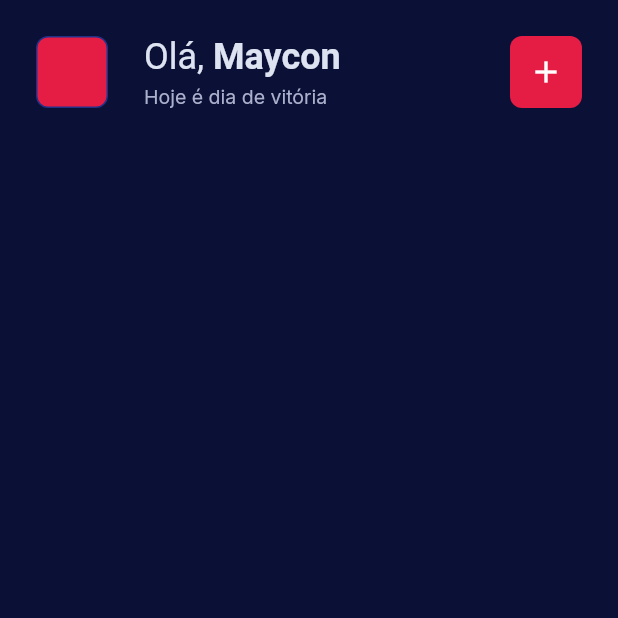
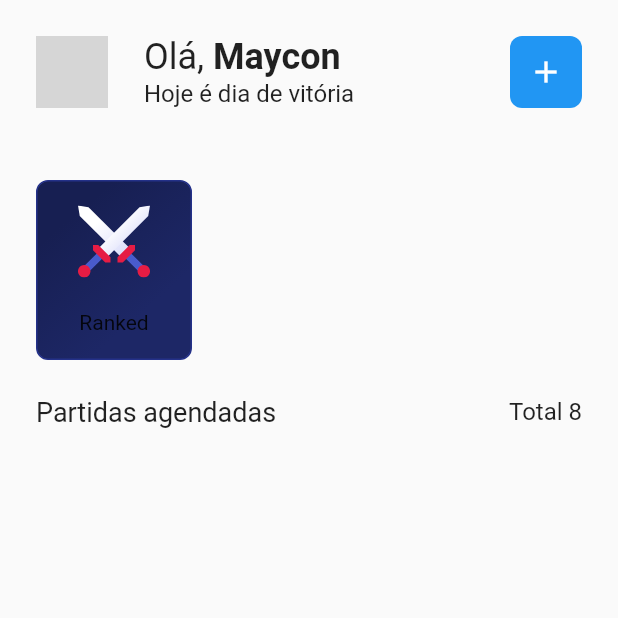
Before and after one commit to mayconsgs/game_play, a Flutter app: the screen it shows after launch, on a phone screen of 412 x 824 dp, the top half of it. Run offline on Flutter 3.47's test engine with Material 2 defaults, Android fonts, the light colour scheme and no system bars; our stand-ins replace flutter_svg, google_fonts; network calls fail; grey boxes are pictures that could not be loaded.

Commit message:
Antes de inserir OAuth2

```diff
--- /dev/null
+++ b/lib/core/appImages.dart
@@ -0,0 +1,11 @@
+class AppImages {
+  static String controleSvg = 'assets/svgs/controle.svg';
+  static String discordSvg = 'assets/svgs/discord.svg';
+  static String diversaoSvg = 'assets/svgs/diversao.svg';
+  static String espadasSvg = 'assets/svgs/espadas.svg';
+  static String logoSvg = 'assets/svgs/logo.svg';
+  static String rankingSvg = 'assets/svgs/ranking.svg';
+  static String backLeeSinSvg = 'assets/svgs/back_lee_sin.svg';
+
+  static String leeSinPng = 'assets/images/lee_sin.png';
+}
--- a/lib/main.dart
+++ b/lib/main.dart
@@ -31,6 +31,10 @@ class MyApp extends StatelessWidget {
           bodyText1: GoogleFonts.inter(
             color: Color.fromARGB(255, 221, 227, 240),
           ),
+          bodyText2: TextStyle(
+            fontWeight: FontWeight.bold,
+            color: Color.fromARGB(255, 221, 227, 240),
+          ),
         ),
         elevatedButtonTheme: ElevatedButtonThemeData(
           style: ElevatedButton.styleFrom(
@@ -44,7 +48,6 @@ class MyApp extends StatelessWidget {
           ),
         ),
       ),
-      themeMode: ThemeMode.dark,
       home: HomeScreen(),
     );
   }
--- a/lib/screens/homeScreen.dart
+++ b/lib/screens/homeScreen.dart
@@ -1,5 +1,7 @@
 import 'package:flutter/material.dart';
+import 'package:game_play/core/appImages.dart';
 import 'package:game_play/widgets/appBarWidget.dart';
+import 'package:game_play/widgets/categoryCardWidget.dart';
 
 class HomeScreen extends StatelessWidget {
   const HomeScreen({Key? key}) : super(key: key);
@@ -10,6 +12,41 @@ class HomeScreen extends StatelessWidget {
       appBar: AppBarWidget(
         context,
       ),
+      body: ListView(
+        padding: const EdgeInsets.all(24),
+        physics: BouncingScrollPhysics(),
+        children: [
+          SizedBox(
+            height: 120,
+            child: ListView(
+              scrollDirection: Axis.horizontal,
+              physics: BouncingScrollPhysics(),
+              children: [
+                CategoryCardWidget(
+                  iconPath: AppImages.espadasSvg,
+                  text: 'Ranked',
+                ),
+                const SizedBox(width: 24),
+              ],
+            ),
+          ),
+          const SizedBox(height: 24),
+          Row(
+            mainAxisAlignment: MainAxisAlignment.spaceBetween,
+            crossAxisAlignment: CrossAxisAlignment.center,
+            children: [
+              Text(
+                'Partidas agendadas',
+                style: TextStyle(fontSize: 18),
+              ),
+              Text(
+                'Total ${8}',
+                style: Theme.of(context).textTheme.subtitle1,
+              )
+            ],
+          )
+        ],
+      ),
     );
   }
 }
--- a/lib/screens/signInScreen.dart
+++ b/lib/screens/signInScreen.dart
@@ -3,6 +3,7 @@ import 'dart:ui';
 import 'package:flutter/cupertino.dart';
 import 'package:flutter/material.dart';
 import 'package:flutter_svg/svg.dart';
+import 'package:game_play/core/appImages.dart';
 
 class SignInScreen extends StatelessWidget {
   const SignInScreen({Key? key}) : super(key: key);
@@ -20,7 +21,7 @@ class SignInScreen extends StatelessWidget {
               AspectRatio(
                 aspectRatio: 1,
                 child: SvgPicture.asset(
-                  'assets/svgs/back_lee_sin.svg',
+                  AppImages.backLeeSinSvg,
                   color: Color.fromARGB(255, 229, 28, 68),
                   fit: BoxFit.contain,
                   semanticsLabel: 'Lee Sin',
@@ -29,7 +30,7 @@ class SignInScreen extends StatelessWidget {
               AspectRatio(
                 aspectRatio: 375 / 304,
                 child: Image.asset(
-                  'assets/images/lee_sin.png',
+                  AppImages.leeSinPng,
                   fit: BoxFit.cover,
                 ),
               )
--- a/lib/widgets/appBarWidget.dart
+++ b/lib/widgets/appBarWidget.dart
@@ -8,7 +8,7 @@ class AppBarWidget extends PreferredSize {
     this.context, {
     this.key,
   }) : super(
-          preferredSize: Size.fromHeight(96),
+          preferredSize: const Size.fromHeight(96),
           key: key,
           child: SafeArea(
             top: true,
@@ -23,7 +23,10 @@ class AppBarWidget extends PreferredSize {
                       color: Theme.of(context).primaryColor,
                       borderRadius: BorderRadius.circular(8),
                       border: Border.all(
-                        color: Color.fromARGB(255, 36, 49, 137),
+                        color: const Color.fromARGB(255, 36, 49, 137),
+                      ),
+                      image: DecorationImage(
+                        image: NetworkImage('http://github.com/mayconsgs.png'),
                       ),
                     ),
                   ),
@@ -41,8 +44,8 @@ class AppBarWidget extends PreferredSize {
                               style: Theme.of(context)
                                   .textTheme
                                   .headline5!
-                                  .merge(
-                                      TextStyle(fontWeight: FontWeight.bold)),
+                                  .merge(const TextStyle(
+                                      fontWeight: FontWeight.bold)),
                             ),
                           ],
                         ),
--- /dev/null
+++ b/lib/widgets/categoryCardWidget.dart
@@ -0,0 +1,43 @@
+import 'dart:ui';
+
+import 'package:flutter/material.dart';
+import 'package:flutter_svg/svg.dart';
+
+class CategoryCardWidget extends StatelessWidget {
+  final String iconPath;
+  final String text;
+
+  const CategoryCardWidget(
+      {Key? key, required this.iconPath, required this.text})
+      : super(key: key);
+
+  @override
+  Widget build(BuildContext context) {
+    return Container(
+      width: 104,
+      decoration: BoxDecoration(
+        gradient: LinearGradient(colors: [
+          const Color.fromARGB(255, 23, 31, 82),
+          const Color.fromARGB(255, 29, 39, 102),
+        ], begin: Alignment.topCenter),
+        borderRadius: BorderRadius.circular(8),
+        border: Border.all(
+          color: const Color.fromARGB(255, 36, 49, 137),
+        ),
+      ),
+      child: Padding(
+        padding: const EdgeInsets.all(16),
+        child: Column(
+          mainAxisAlignment: MainAxisAlignment.spaceBetween,
+          children: [
+            SvgPicture.asset(
+              iconPath,
+              height: 48,
+            ),
+            Text(text)
+          ],
+        ),
+      ),
+    );
+  }
+}
--- a/pubspec.yaml
+++ b/pubspec.yaml
@@ -29,6 +29,7 @@ dependencies:
   cupertino_icons: ^1.0.2
   flutter_svg: ^0.22.0
   google_fonts: ^2.1.0
+  oauth2: ^2.0.0
 
 dev_dependencies:
   flutter_test:
```
Also changed, not shown: assets/svgs/controle.svg (added), assets/svgs/diversao.svg (added), assets/svgs/espadas.svg (added), assets/svgs/ranking.svg (added), pubspec.lock.
